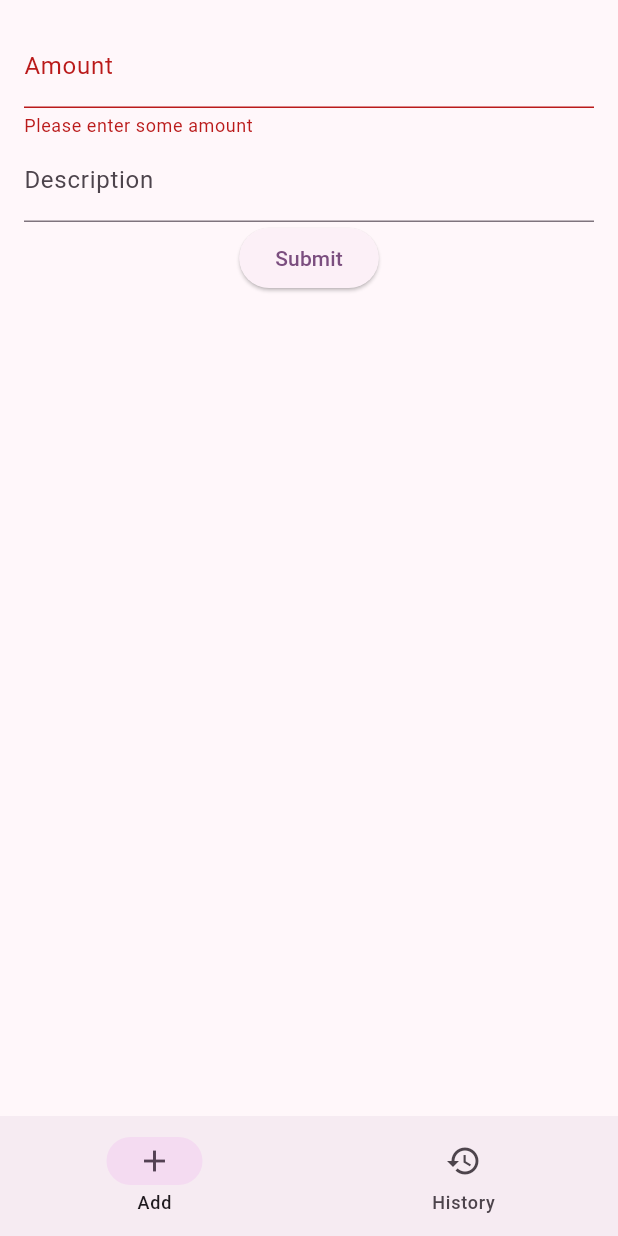
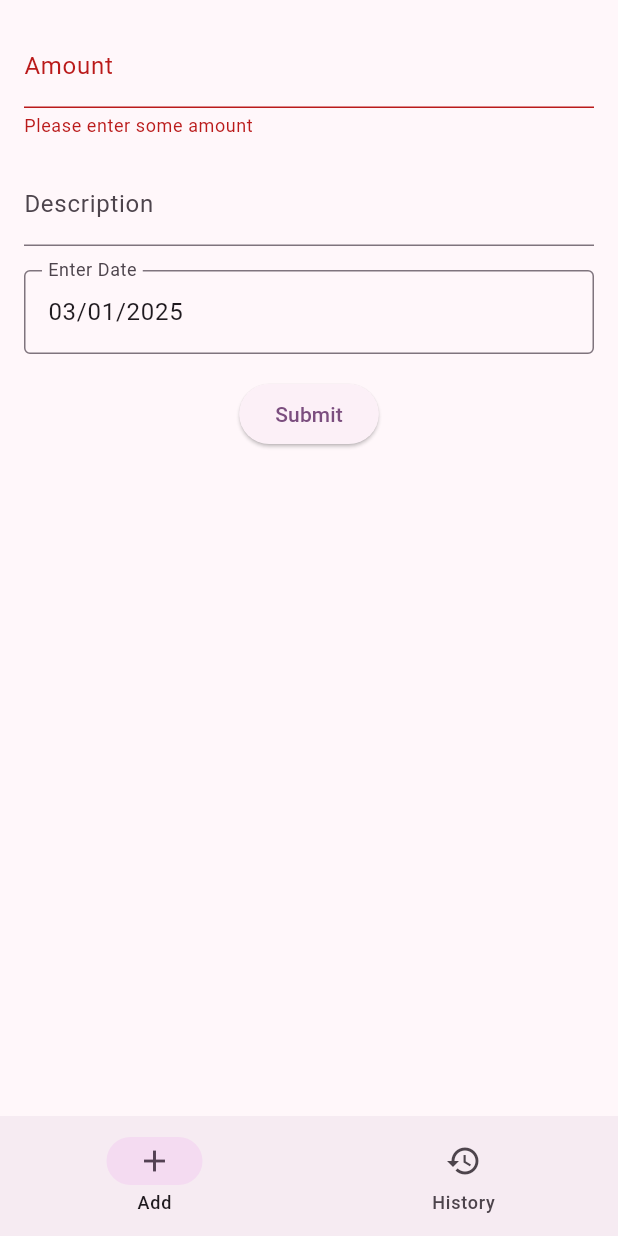
Before and after one commit to MicTheFox/expense_tracker, a Flutter app: the screen it shows after launch, after a tap on "Submit", on a phone screen of 412 x 824 dp. Run offline on Flutter 3.47's test engine with Material 3 defaults, Android fonts, the phone set to English and light mode, and no system bars; our stand-ins replace equatable, flutter_bloc, go_router, objectbox; generated files the repository leaves out were written again.

Commit message:
add expense date field

```diff
--- a/lib/expense/widgets/add_expense_form.dart
+++ b/lib/expense/widgets/add_expense_form.dart
@@ -3,21 +3,30 @@ import 'package:expense_tracker/expense/state/expense_cubit.dart';
 import 'package:flutter/material.dart';
 import 'package:flutter_bloc/flutter_bloc.dart';
 
-class AddExpenseForm extends StatelessWidget {
+class AddExpenseForm extends StatefulWidget {
   final bool isLoading;
-  AddExpenseForm({super.key, required this.isLoading});
+  const AddExpenseForm({super.key, required this.isLoading});
 
+  @override
+  State<AddExpenseForm> createState() => _AddExpenseFormState();
+}
+
+class _AddExpenseFormState extends State<AddExpenseForm> {
   final _formKey = GlobalKey<FormState>();
 
   final _amountController = TextEditingController();
   final _descriptionController = TextEditingController();
-  final DateTime _expenseDateTime = DateTime.now();
+
+  DateTime _expenseDateTime = DateTime.now();
 
   @override
   Widget build(BuildContext context) {
+    final now = DateTime.now();
+
     return Form(
       key: _formKey,
       child: Column(
+        spacing: 16,
         children: [
           TextFormField(
             controller: _amountController,
@@ -40,12 +49,19 @@ class AddExpenseForm extends StatelessWidget {
             maxLines: null,
             decoration: const InputDecoration(labelText: 'Description'),
           ),
+          InputDatePickerFormField(
+            initialDate: _expenseDateTime,
+            firstDate: now.subtract(const Duration(days: 365)),
+            lastDate: now,
+            onDateSaved: (date) => _expenseDateTime = date,
+          ),
           ElevatedButton(
             onPressed:
-                isLoading
+                widget.isLoading
                     ? null
                     : () {
                       if (_formKey.currentState!.validate()) {
+                        _formKey.currentState!.save();
                         final expense = Expense(
                           createdAt: DateTime.now(),
                           expenseDateTime: _expenseDateTime,
@@ -57,7 +73,7 @@ class AddExpenseForm extends StatelessWidget {
                       }
                     },
             child:
-                isLoading
+                widget.isLoading
                     ? const CircularProgressIndicator()
                     : const Text('Submit'),
           ),
```
